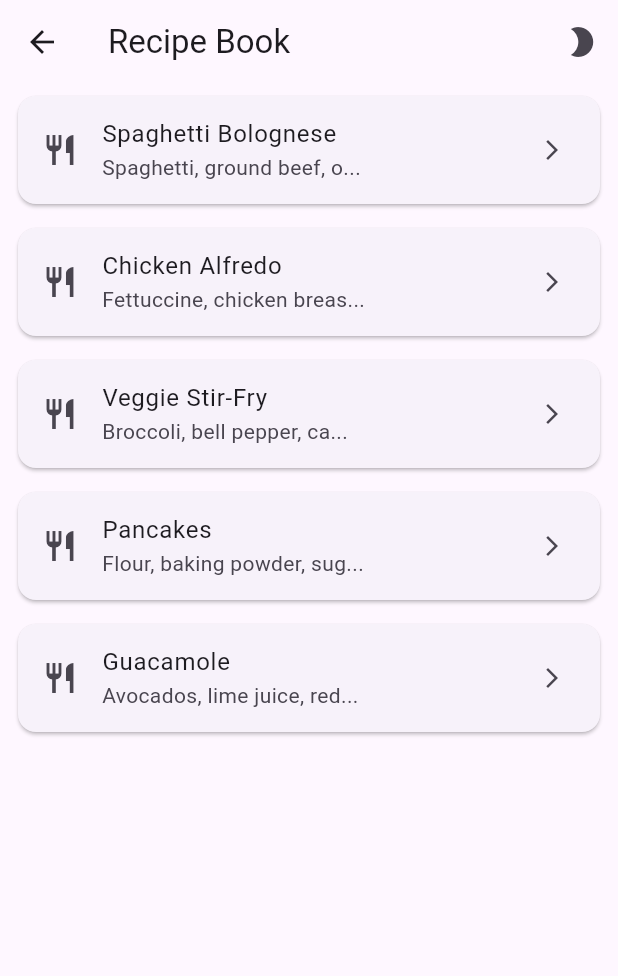
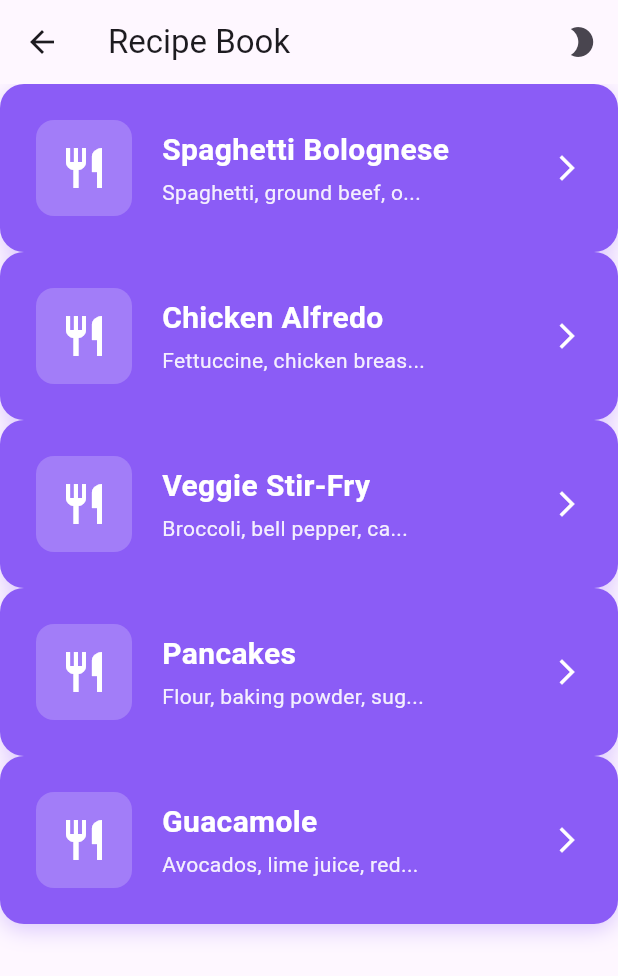
Before and after one commit to Nathan2055/csc4360-groupproject1-fitnessapp, a Flutter app: the RecipeListScreen screen opened directly, on a phone screen of 412 x 824 dp. Shown: the top 976 px of the screen. Run offline on Flutter 3.47's test engine with Material 3 defaults, Android fonts, the phone set to English and light mode, and no system bars.

Commit message:
Refactor RecipeListScreen to use FitnessCards

```diff
--- a/lib/screens/fitness_home_screen.dart
+++ b/lib/screens/fitness_home_screen.dart
@@ -38,7 +38,6 @@ class FitnessHomeScreen extends StatelessWidget {
             color: const Color(0xFFEC4899),
             targetScreen: CalorieTrackerScreen(),
           ),
-
           const SizedBox(height: 16),
           FitnessCard(
             icon: Icons.show_chart,
@@ -47,7 +46,6 @@ class FitnessHomeScreen extends StatelessWidget {
             color: const Color(0xFF10B981),
             targetScreen: ProgressReportsScreen(),
           ),
-
           const SizedBox(height: 16),
           FitnessCard(
             icon: Icons.sports_gymnastics,
@@ -56,7 +54,6 @@ class FitnessHomeScreen extends StatelessWidget {
             color: const Color(0xFFF59E0B),
             targetScreen: PresetRoutinesScreen(),
           ),
-
           const SizedBox(height: 16),
           FitnessCard(
             icon: Icons.restaurant_menu,
--- a/lib/screens/recipe_list_screen.dart
+++ b/lib/screens/recipe_list_screen.dart
@@ -2,6 +2,7 @@ import 'package:flutter/material.dart';
 import 'package:fitnessapp/models/recipe_model.dart';
 import 'package:fitnessapp/screens/recipe_details_screen.dart';
 import 'package:fitnessapp/widgets/title_bar.dart';
+import 'package:fitnessapp/widgets/fitness_card.dart';
 
 class RecipeListScreen extends StatelessWidget {
   static const List<RecipeModel> recipes = [
@@ -66,6 +67,15 @@ class RecipeListScreen extends StatelessWidget {
         itemCount: recipes.length,
         itemBuilder: (context, index) {
           final recipe = recipes[index];
+          return FitnessCard(
+            icon: Icons.restaurant,
+            title: _truncate(20, recipe.name),
+            subtitle: _truncate(25, recipe.ingredients),
+            color: const Color(0xFF8B5CF6),
+            targetScreen: RecipeDetailsScreen(recipe: recipe),
+          );
+
+          /*
           return Card(
             margin: const EdgeInsets.symmetric(horizontal: 12, vertical: 8),
             child: ListTile(
@@ -82,6 +92,7 @@ class RecipeListScreen extends StatelessWidget {
               },
             ),
           );
+          */
         },
       ),
     );
```
